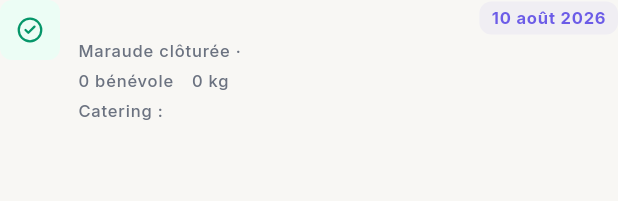
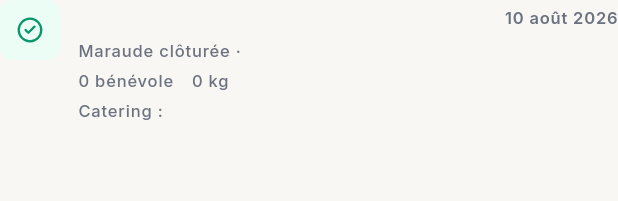
Before and after one commit to AntoineClubSandwich/club-sandwich, a Flutter app: the _ActivityRow widget shown alone on an empty page, opened directly with empty values, on a phone screen of 412 x 824 dp. Shown: the top 201 px of the screen. Run offline on Flutter 3.47's test engine with Material 3 defaults, Android fonts, the phone set to English and light mode, and no system bars; our stand-ins replace audioplayers, csv, file_picker, flutter_riverpod, flutter_svg, go_router and 5 more; missing offline and left inert: file_saver; accounts and stored records are empty; network calls fail; statements that could not run were skipped.

Commit message:
fix(dashboard): de-ink activity date to plain text-secondary
Last remaining item from the design review: dates in the recent-activity
list were a purple pill (primarySelectedBg/primary), brief calls for
plain #6B7280 text with no badge treatment.

```diff
--- a/lib/features/dashboard/presentation/dashboard_screen.dart
+++ b/lib/features/dashboard/presentation/dashboard_screen.dart
@@ -1129,21 +1129,11 @@ class _ActivityRow extends StatelessWidget {
                         ),
                       ),
                       const SizedBox(width: DsSpacing.sm),
-                      Container(
-                        padding: const EdgeInsets.symmetric(
-                          horizontal: DsSpacing.sm,
-                          vertical: 3,
-                        ),
-                        decoration: BoxDecoration(
-                          color: colors.primarySelectedBg,
-                          borderRadius: DsRadius.smRadius,
-                        ),
-                        child: Text(
-                          formatLongFrenchDate(item.date),
-                          style: DsTypography.caption.copyWith(
-                            color: colors.primary,
-                            fontWeight: FontWeight.w700,
-                          ),
+                      Text(
+                        formatLongFrenchDate(item.date),
+                        style: DsTypography.caption.copyWith(
+                          color: colors.textSecondary,
+                          fontWeight: FontWeight.w600,
                         ),
                       ),
                     ],
```
